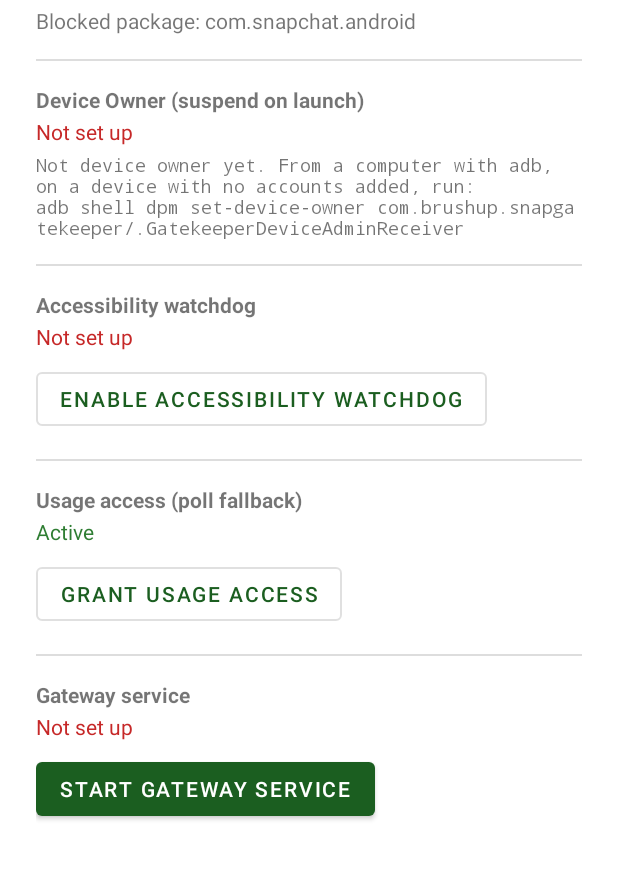
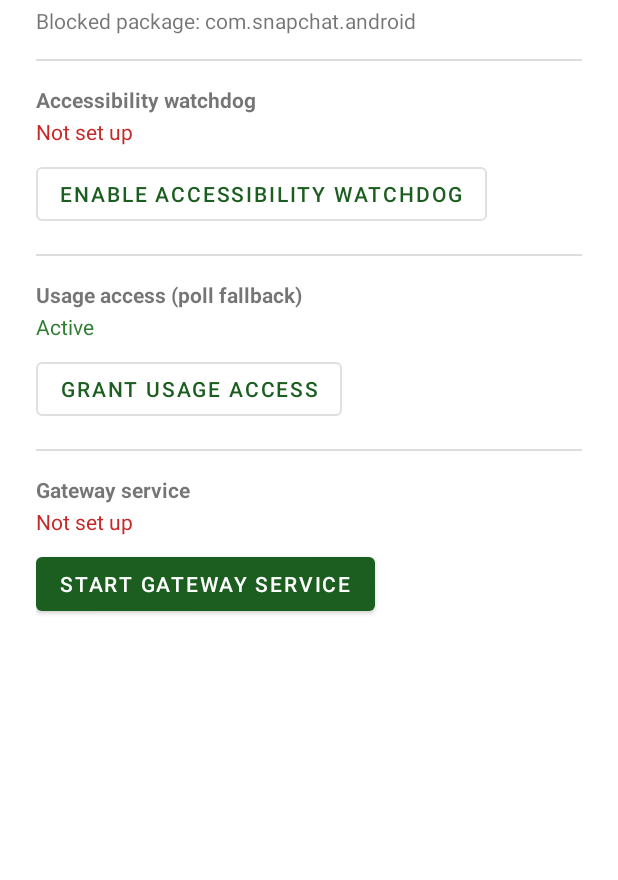
Before and after one commit to Zwischenablage/brushUp, an Android app: the screen it shows after launch (MainActivity), on a phone screen of 412 x 824 dp, the part 85-965 px from its top. Run offline under Robolectric (Android 15) with nearby library versions, the phone set to English and light mode, and no system bars.

Commit message:
Drop Device Owner requirement so the phone stays untouched
Device Owner only works on a device with no accounts configured,
which effectively means a factory reset first - not acceptable for a
phone in daily use. Removed GatekeeperDeviceAdminReceiver and all
DevicePolicyManager/suspension code; the app now relies solely on the
accessibility watchdog (bounces the target app home the instant its
window appears) and the foreground polling service, both of which are
ordinary, revocable permissions that leave every other app, account,
and setting on the phone untouched. Updated the manifest, UI, and
README to match, including one-line undo commands for each grant.

Co-Authored-By: Claude Sonnet 5 <noreply@anthropic.com>
Claude-Session: https://claude.ai/code/session_018ZkqeaSzPkZhRQ8JzuPkWH

```diff
--- a/SnapGatekeeper/app/src/main/java/com/brushup/snapgatekeeper/MainActivity.kt
+++ b/SnapGatekeeper/app/src/main/java/com/brushup/snapgatekeeper/MainActivity.kt
@@ -61,22 +61,12 @@ class MainActivity : AppCompatActivity() {
 
     override fun onResume() {
         super.onResume()
-        PackageBlocker.applySuspension(this)
         refreshStatus()
     }
 
     private fun refreshStatus() {
         val target = GatekeeperConfig.targetPackage(this)
         binding.targetPackageText.text = getString(R.string.label_target_package) + ": " + target
-
-        val isDeviceOwner = PackageBlocker.isDeviceOwner(this)
-        binding.deviceOwnerStatusText.text = statusLabel(isDeviceOwner)
-        binding.deviceOwnerStatusText.setTextColor(statusColor(isDeviceOwner))
-        binding.deviceOwnerHintText.text = if (isDeviceOwner) {
-            ""
-        } else {
-            getString(R.string.device_owner_hint)
-        }
 
         val a11yEnabled = isAccessibilityServiceEnabled()
         binding.accessibilityStatusText.text = statusLabel(a11yEnabled)
--- a/SnapGatekeeper/app/src/main/res/layout/activity_main.xml
+++ b/SnapGatekeeper/app/src/main/res/layout/activity_main.xml
@@ -27,42 +27,6 @@
             android:layout_marginTop="4dp"
             android:textSize="14sp"
             tools:text="Blocked package: com.snapchat.android" />
-
-        <View
-            android:layout_width="match_parent"
-            android:layout_height="1dp"
-            android:layout_marginTop="16dp"
-            android:layout_marginBottom="16dp"
-            android:background="#DDDDDD" />
-
-        <!-- Device owner row -->
-        <LinearLayout
-            android:layout_width="match_parent"
-            android:layout_height="wrap_content"
-            android:orientation="vertical">
-
-            <TextView
-                android:layout_width="match_parent"
-                android:layout_height="wrap_content"
-                android:text="@string/label_device_owner"
-                android:textStyle="bold" />
-
-            <TextView
-                android:id="@+id/deviceOwnerStatusText"
-                android:layout_width="match_parent"
-                android:layout_height="wrap_content"
-                android:layout_marginTop="2dp"
-                tools:text="Active" />
-
-            <TextView
-                android:id="@+id/deviceOwnerHintText"
-                android:layout_width="match_parent"
-                android:layout_height="wrap_content"
-                android:layout_marginTop="4dp"
-                android:textSize="12sp"
-                android:textIsSelectable="true"
-                android:fontFamily="monospace" />
-        </LinearLayout>
 
         <View
             android:layout_width="match_parent"
--- a/SnapGatekeeper/app/src/main/res/values/strings.xml
+++ b/SnapGatekeeper/app/src/main/res/values/strings.xml
@@ -4,7 +4,6 @@
 
     <string name="status_title">Snap Gatekeeper</string>
     <string name="label_target_package">Blocked package</string>
-    <string name="label_device_owner">Device Owner (suspend on launch)</string>
     <string name="label_accessibility">Accessibility watchdog</string>
     <string name="label_usage_access">Usage access (poll fallback)</string>
     <string name="label_gateway_service">Gateway service</string>
@@ -20,6 +19,4 @@
     <string name="notification_channel_name">Snap Gatekeeper</string>
     <string name="notification_title">Snap Gatekeeper is active</string>
     <string name="notification_text">Blocking %1$s from starting</string>
-
-    <string name="device_owner_hint">Not device owner yet. From a computer with adb, on a device with no accounts added, run:\nadb shell dpm set-device-owner com.brushup.snapgatekeeper/.GatekeeperDeviceAdminReceiver</string>
 </resources>
--- a/SnapGatekeeper/app/src/main/res/xml/device_admin_receiver.xml
+++ /dev/null
@@ -1,6 +0,0 @@
-<?xml version="1.0" encoding="utf-8"?>
-<device-admin xmlns:android="http://schemas.android.com/apk/res/android">
-    <uses-policies>
-        <limit-password />
-    </uses-policies>
-</device-admin>
```
Also changed, not shown: SnapGatekeeper/app/src/main/AndroidManifest.xml (+6 -20 lines), SnapGatekeeper/app/src/main/java/com/brushup/snapgatekeeper/BlockerForegroundService.kt (+10 -11 lines), SnapGatekeeper/app/src/main/java/com/brushup/snapgatekeeper/BootCompletedReceiver.kt (+4 -4 lines), SnapGatekeeper/app/src/main/java/com/brushup/snapgatekeeper/GatekeeperAccessibilityService.kt (+5 -7 lines), SnapGatekeeper/app/src/main/java/com/brushup/snapgatekeeper/GatekeeperDeviceAdminReceiver.kt (deleted, +0 -34 lines), SnapGatekeeper/app/src/main/java/com/brushup/snapgatekeeper/PackageBlocker.kt (+16 -67 lines), SnapGatekeeper/app/src/main/java/com/brushup/snapgatekeeper/PackageInstallReceiver.kt (+8 -7 lines), 1 other file.
